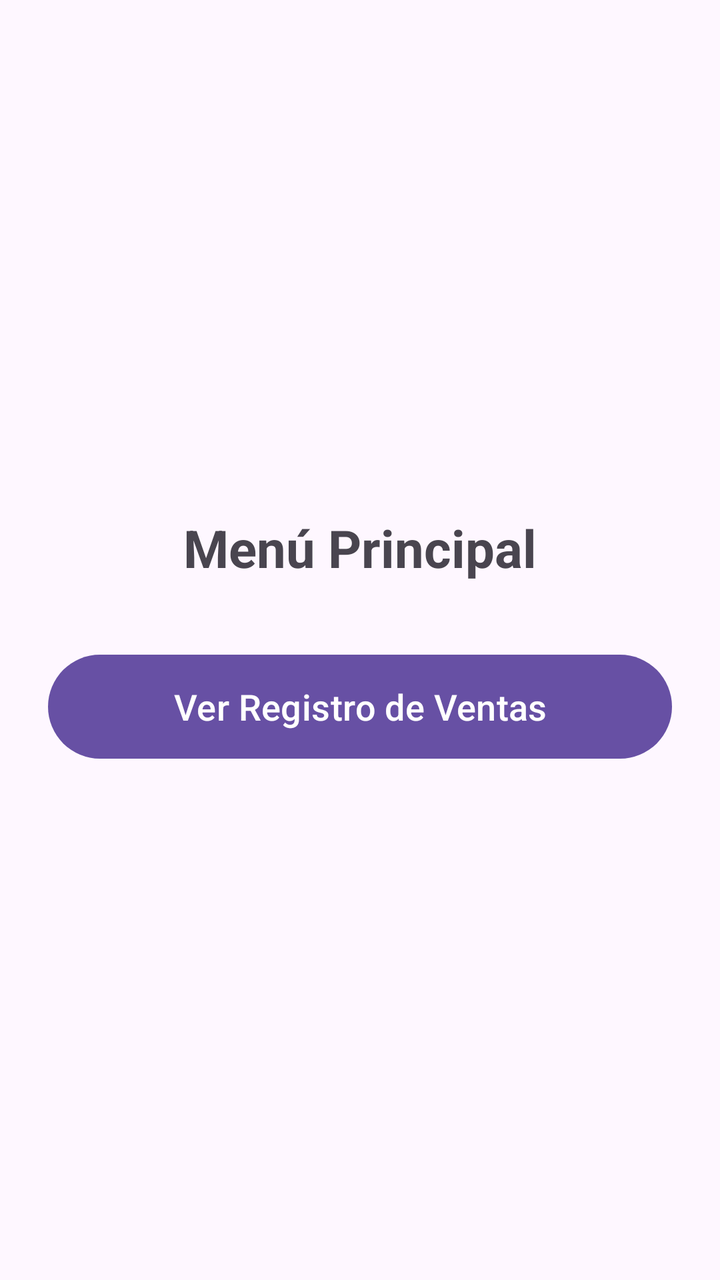
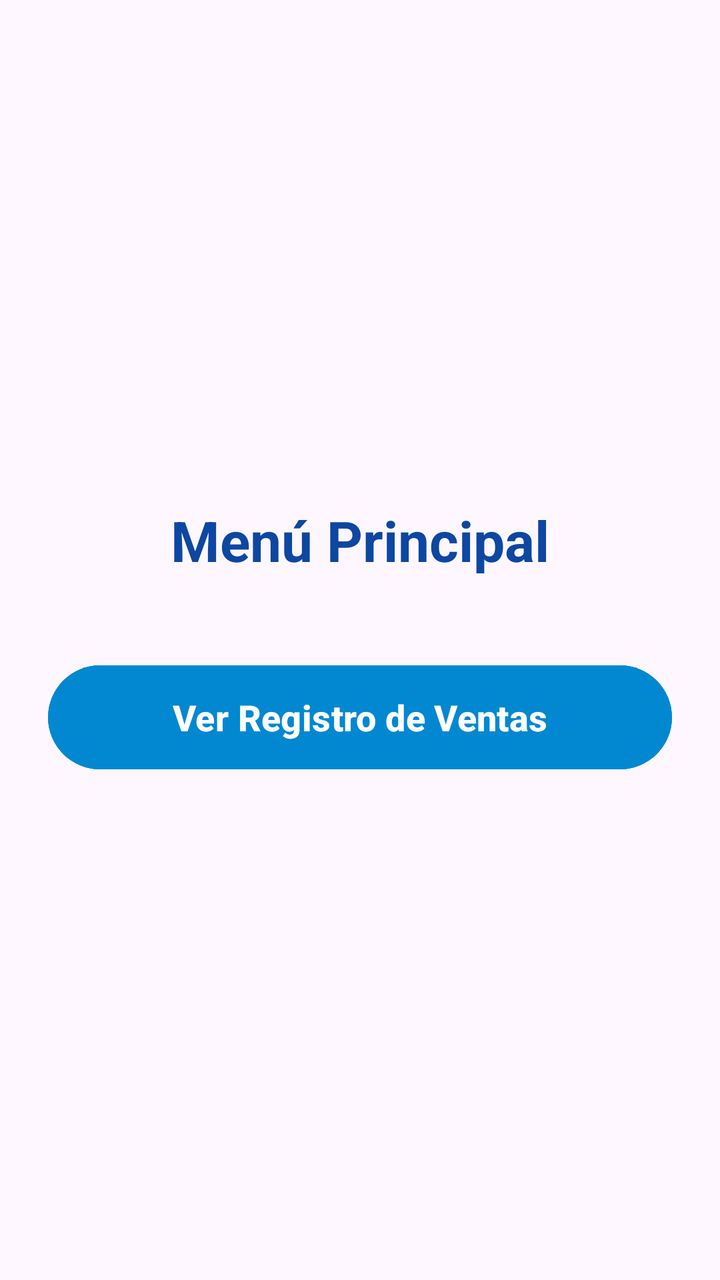

The first picture is an Android layout as it rendered before a commit; the second is the same layout after the commit. The layout source and the unified diff follow.
<!-- AndroidManifest.xml: application theme Theme.Entregable1 -->
<!-- res/layout/activity_menu.xml -->
<?xml version="1.0" encoding="utf-8"?>
<LinearLayout xmlns:android="http://schemas.android.com/apk/res/android"
    android:layout_width="match_parent"
    android:layout_height="match_parent"
    android:gravity="center"
    android:orientation="vertical"
    android:padding="24dp">

    <TextView
        android:layout_width="wrap_content"
        android:layout_height="wrap_content"
        android:text="Menú Principal"
        android:textSize="26sp"
        android:textStyle="bold"
        android:layout_marginBottom="32dp"/>

    <Button
        android:id="@+id/btnVerVentas"
        android:layout_width="match_parent"
        android:layout_height="60dp"
        android:text="Ver Registro de Ventas"
        android:textSize="18sp"/>

</LinearLayout>
<!-- resources referenced by this layout -->
<resources>
  <style name="Theme.Entregable1" parent="Base.Theme.Entregable1" />
  <style name="Base.Theme.Entregable1" parent="Theme.Material3.DayNight.NoActionBar">
          
          
      </style>
</resources>

<!-- the commit's change to res/layout/activity_menu.xml (unified diff, before → after) -->
@@ -10,15 +10,19 @@
         android:layout_width="wrap_content"
         android:layout_height="wrap_content"
         android:text="Menú Principal"
-        android:textSize="26sp"
+        android:textColor="#0D47A1"
+        android:textSize="28sp"
         android:textStyle="bold"
-        android:layout_marginBottom="32dp"/>
+        android:layout_marginBottom="40dp"/>
 
     <Button
         android:id="@+id/btnVerVentas"
         android:layout_width="match_parent"
         android:layout_height="60dp"
+        android:backgroundTint="#0288D1"
         android:text="Ver Registro de Ventas"
-        android:textSize="18sp"/>
+        android:textColor="#FFFFFF"
+        android:textSize="18sp"
+        android:textStyle="bold"/>
 
 </LinearLayout>
